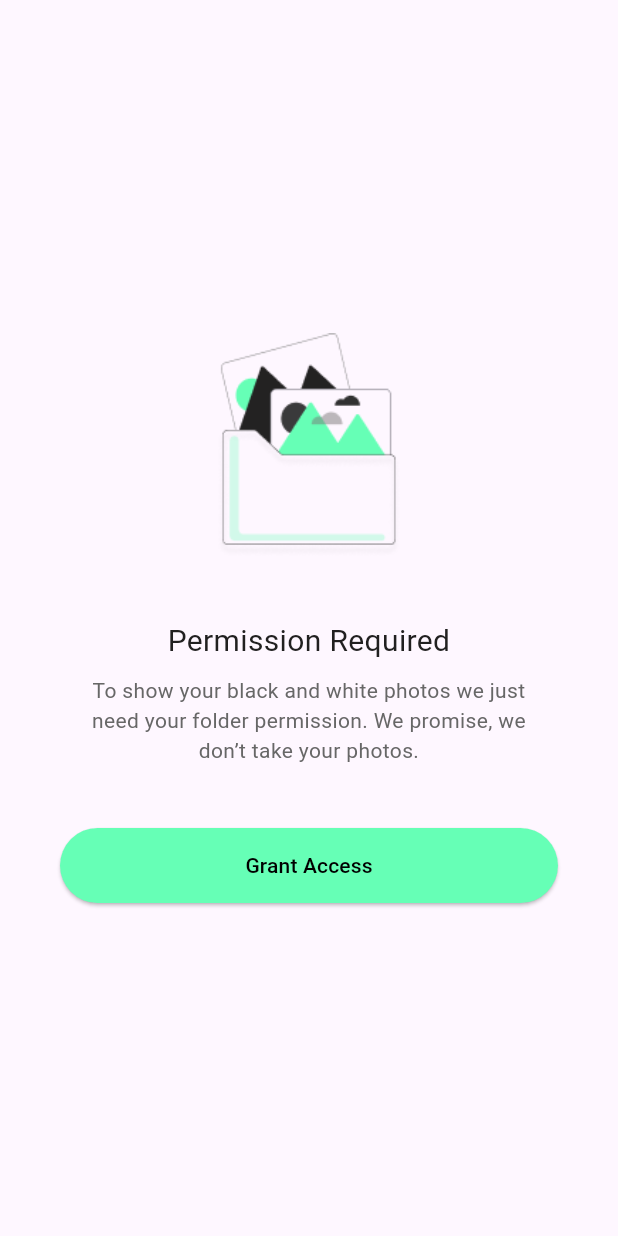
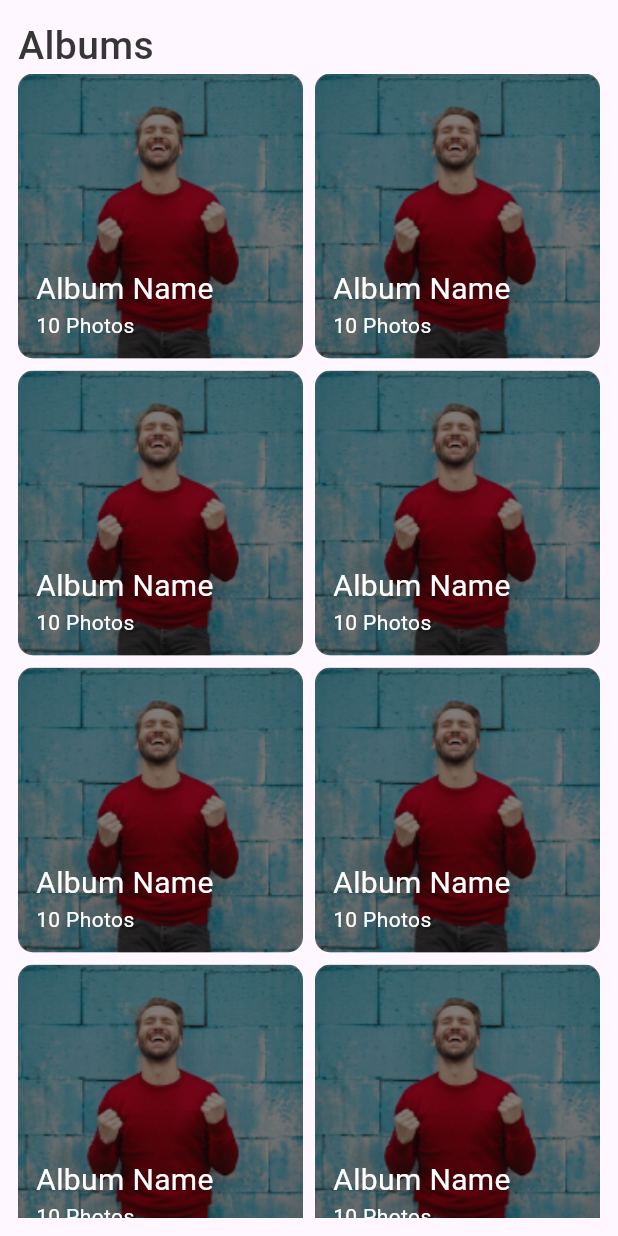
Before and after one commit to al-mamur-shimul/cheq_gallery_app, a Flutter app: the screen it shows after launch, after a tap on "Grant Access", on a phone screen of 412 x 824 dp. Run offline on Flutter 3.47's test engine with Material 3 defaults, Android fonts, the light colour scheme and no system bars; our stand-ins replace bloc; generated files the repository leaves out were written again.

Commit message:
Design album grid list view

```diff
--- /dev/null
+++ b/lib/albums_list/album_list.dart
@@ -0,0 +1 @@
+export 'view/album_list_page.dart';
--- /dev/null
+++ b/lib/albums_list/view/album_list_page.dart
@@ -0,0 +1,114 @@
+import 'package:cheq_gallery_app/common/asset_paths.dart';
+import 'package:cheq_gallery_app/common/colors.dart';
+import 'package:flutter/material.dart';
+
+class AlbumListPage extends StatelessWidget {
+  const AlbumListPage({super.key});
+
+  @override
+  Widget build(BuildContext context) {
+    return Scaffold(
+      body: _buildBody(),
+    );
+  }
+
+  SafeArea _buildBody() {
+    return SafeArea(
+      child: SizedBox.expand(
+        child: Padding(
+          padding: const EdgeInsets.all(12),
+          child: Column(
+            crossAxisAlignment: CrossAxisAlignment.start,
+            children: [
+              _buildHeadingText(),
+              _buildAlbumGridView(),
+            ],
+          ),
+        ),
+      ),
+    );
+  }
+
+  Expanded _buildAlbumGridView() {
+    return Expanded(
+      child: GridView.builder(
+        gridDelegate: const SliverGridDelegateWithFixedCrossAxisCount(
+          crossAxisCount: 2,
+          crossAxisSpacing: 8,
+          mainAxisSpacing: 8,
+        ),
+        itemBuilder: (context, index) {
+          return _buildAlbumGridItem();
+        },
+      ),
+    );
+  }
+
+  ClipRRect _buildAlbumGridItem() {
+    return ClipRRect(
+      borderRadius: BorderRadius.circular(10),
+      child: Container(
+        decoration: BoxDecoration(
+          borderRadius: BorderRadius.circular(10),
+          image: const DecorationImage(
+            image: AssetImage(AssetPaths.people),
+            fit: BoxFit.cover,
+          ),
+        ),
+        child: Stack(
+          children: [
+            Container(
+              height: double.infinity,
+              width: double.infinity,
+              color: Colors.black.withOpacity(0.5),
+            ),
+            _buildAlbumDetails(),
+          ],
+        ),
+      ),
+    );
+  }
+
+  Positioned _buildAlbumDetails() {
+    return const Positioned(
+      bottom: 0,
+      left: 0,
+      right: 0,
+      child: Padding(
+        padding: EdgeInsets.all(12),
+        child: Column(
+          crossAxisAlignment: CrossAxisAlignment.start,
+          children: [
+            Text(
+              'Album Name',
+              style: TextStyle(
+                color: Colors.white,
+                fontSize: 20,
+                fontWeight: FontWeight.w400,
+              ),
+            ),
+            Text(
+              '10 Photos',
+              style: TextStyle(
+                color: Colors.white,
+                fontSize: 14,
+                fontWeight: FontWeight.w400,
+              ),
+            ),
+          ],
+        ),
+      ),
+    );
+  }
+
+  Text _buildHeadingText() {
+    return Text(
+      'Albums',
+      style: TextStyle(
+        fontSize: 26,
+        fontWeight: FontWeight.w500,
+        color: AppColors.largeHeadingTextColor,
+      ),
+    );
+  }
+}
--- a/lib/permission/view/storage_permission_checking_page.dart
+++ b/lib/permission/view/storage_permission_checking_page.dart
@@ -1,5 +1,4 @@
-import 'package:cheq_gallery_app/common/asset_paths.dart';
-import 'package:cheq_gallery_app/common/colors.dart';
+import 'package:cheq_gallery_app/permission/permission.dart';
 import 'package:flutter/material.dart';
 
 class StoragePermissionCheckingPage extends StatefulWidget {
@@ -16,55 +15,7 @@ class _StoragePermissionCheckingPageState
   Widget build(BuildContext context) {
     return Scaffold(
       body: SafeArea(
-        child: SizedBox.expand(
-          child: Column(
-            mainAxisAlignment: MainAxisAlignment.center,
-            children: [
-              Image.asset(
-                AssetPaths.permissionRequired,
-                width: 123,
-                height: 149,
-              ),
-              const SizedBox(height: 42),
-              Text(
-                'Permission Required',
-                style: TextStyle(
-                  fontSize: 20,
-                  fontWeight: FontWeight.w400,
-                  color: AppColors.mediumHeadingColor,
-                ),
-                textAlign: TextAlign.center,
-              ),
-              const SizedBox(height: 8),
-              Padding(
-                padding: const EdgeInsets.symmetric(horizontal: 53),
-                child: Text('To show your black and white photos we just need your folder permission. We promise, we don’t take your photos.',
-                  style: TextStyle(
-                    fontSize: 14,
-                    fontWeight: FontWeight.w400,
-                    color: AppColors.smallBodyTextColor,
-                  ),
-                  textAlign: TextAlign.center,
-                ),
-              ),
-              const SizedBox(height: 42),
-              Padding(
-                padding: const EdgeInsets.symmetric(horizontal: 40),
-                child: ElevatedButton(
-                  onPressed: () {},
-                  style: ElevatedButton.styleFrom(
-                    minimumSize: const Size.fromHeight(50), // Full width
-                    backgroundColor: const Color(0xFF66FFB6), // Background color
-                  ),
-                  child: const Text(
-                    'Grant Access',
-                    style: TextStyle(color: Colors.black),
-                  ),
-                ),
-              ),
-            ],
-          ),
-        ),
+        child: StoragePermissionNotFoundWidget(),
       ),
     );
   }
--- a/lib/permission/view/widget/storage_permission_not_found_widget.dart
+++ b/lib/permission/view/widget/storage_permission_not_found_widget.dart
@@ -1,3 +1,4 @@
+import 'package:cheq_gallery_app/albums_list/album_list.dart';
 import 'package:cheq_gallery_app/common/asset_paths.dart';
 import 'package:cheq_gallery_app/common/colors.dart';
 import 'package:cheq_gallery_app/permission/permission.dart';
@@ -20,7 +21,14 @@ class StoragePermissionNotFoundWidget extends StatelessWidget {
           const SizedBox(height: 42),
           CustomButtonWidget(
             text: 'Grant Access',
-            onTap: () {},
+            onTap: () {
+              Navigator.push(
+                context,
+                MaterialPageRoute<void>(
+                  builder: (context) => const AlbumListPage(),
+                ),
+              );
+            },
           ),
         ],
       ),
```
